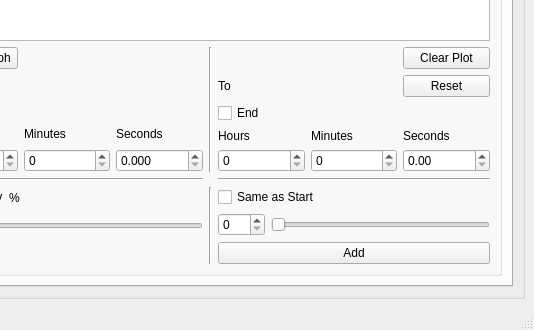
Above: src/UI/new_design.ui from simenfuglestad/CI-VTS before the change; both pictures show x 685 to 1219 and y 429 to 759 of the 1219 by 759 pixel window. Below: the same form after it.
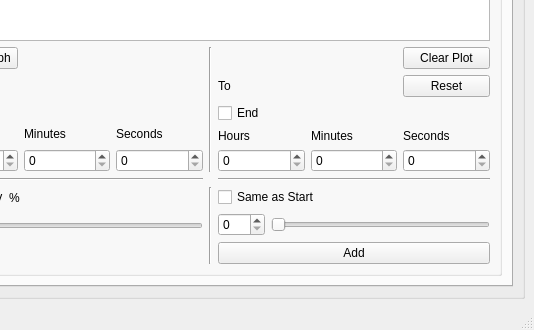
That is the form after the change. Custom widgets are drawn as their Qt base class.

```diff
--- a/src/UI/new_design.ui
+++ b/src/UI/new_design.ui
@@ -1902,9 +1902,6 @@
                     </property>
                    </widget>
                   </item>
-                  <item row="4" column="3">
-                   <widget class="QDoubleSpinBox" name="spin_end_secs"/>
-                  </item>
                   <item row="3" column="3">
                    <widget class="QLabel" name="label_23">
                     <property name="sizePolicy">
@@ -1983,6 +1980,13 @@
                     </property>
                    </widget>
                   </item>
+                  <item row="4" column="3">
+                   <widget class="QSpinBox" name="spin_end_secs">
+                    <property name="maximum">
+                     <number>59</number>
+                    </property>
+                   </widget>
+                  </item>
                  </layout>
                 </item>
                 <item row="2" column="2">
@@ -2007,16 +2011,6 @@
                     </property>
                    </widget>
                   </item>
-                  <item row="6" column="2">
-                   <widget class="QDoubleSpinBox" name="spin_start_secs">
-                    <property name="decimals">
-                     <number>3</number>
-                    </property>
-                    <property name="maximum">
-                     <double>59.999000000000002</double>
-                    </property>
-                   </widget>
-                  </item>
                   <item row="5" column="0">
                    <widget class="QLabel" name="label_21">
                     <property name="sizePolicy">
@@ -2092,6 +2086,13 @@
                     </property>
                    </widget>
                   </item>
+                  <item row="6" column="2">
+                   <widget class="QSpinBox" name="spin_start_secs">
+                    <property name="maximum">
+                     <number>59</number>
+                    </property>
+                   </widget>
+                  </item>
                  </layout>
                 </item>
                </layout>
```
Left out of the diff: 59 changed lines with no effect on the pictures.
